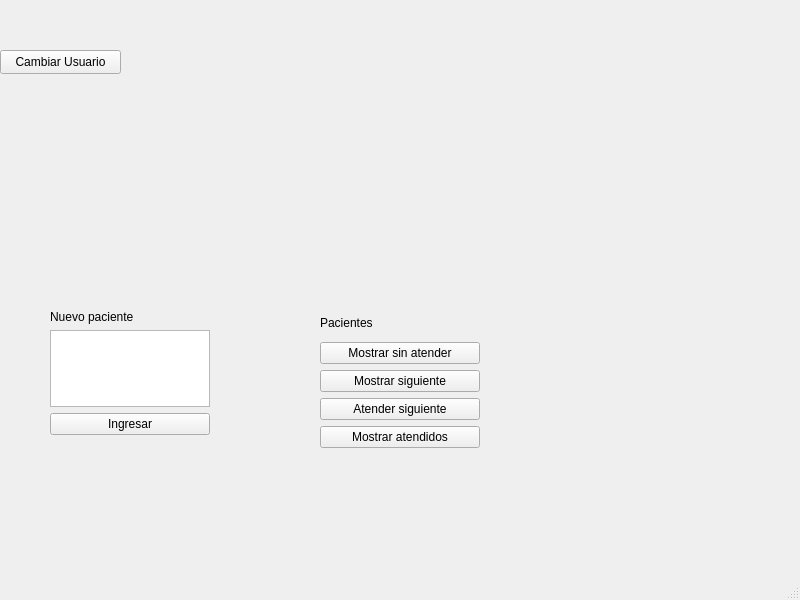
This is TP1/mainwindow.ui in Naza824/TP1 as Qt 5 draws it before an edit. The edited form follows.
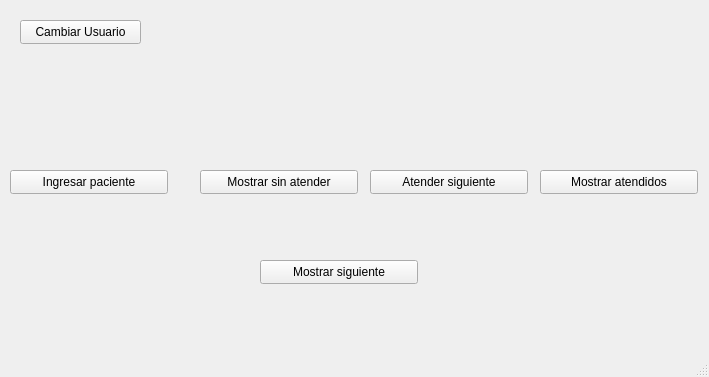
This is the edited form.

Patch:
```diff
--- a/TP1/mainwindow.ui
+++ b/TP1/mainwindow.ui
@@ -6,8 +6,8 @@
    <rect>
     <x>0</x>
     <y>0</y>
-    <width>800</width>
-    <height>600</height>
+    <width>709</width>
+    <height>377</height>
    </rect>
   </property>
   <property name="windowTitle">
@@ -17,8 +17,8 @@
    <widget class="QPushButton" name="CambiarUsuarioBtn">
     <property name="geometry">
      <rect>
-      <x>0</x>
-      <y>50</y>
+      <x>20</x>
+      <y>20</y>
       <width>121</width>
       <height>24</height>
      </rect>
@@ -27,81 +27,70 @@
      <string>Cambiar Usuario</string>
     </property>
    </widget>
-   <widget class="QWidget" name="gridLayoutWidget">
+   <widget class="QPushButton" name="CargaPaciente">
     <property name="geometry">
      <rect>
-      <x>50</x>
-      <y>310</y>
-      <width>160</width>
-      <height>125</height>
+      <x>10</x>
+      <y>170</y>
+      <width>158</width>
+      <height>24</height>
      </rect>
     </property>
-    <layout class="QGridLayout" name="gridLayout">
-     <item row="0" column="0">
-      <widget class="QLabel" name="label">
-       <property name="text">
-        <string>Nuevo paciente</string>
-       </property>
-      </widget>
-     </item>
-     <item row="2" column="0">
-      <widget class="QPushButton" name="CargaPaciente">
-       <property name="text">
-        <string>Ingresar</string>
-       </property>
-      </widget>
-     </item>
-     <item row="1" column="0">
-      <widget class="QTextEdit" name="textEdit"/>
-     </item>
-    </layout>
+    <property name="text">
+     <string>Ingresar paciente</string>
+    </property>
    </widget>
-   <widget class="QWidget" name="gridLayoutWidget_2">
+   <widget class="QPushButton" name="pushButton_4">
     <property name="geometry">
      <rect>
-      <x>320</x>
-      <y>310</y>
-      <width>160</width>
-      <height>138</height>
+      <x>200</x>
+      <y>170</y>
+      <width>158</width>
+      <height>24</height>
      </rect>
     </property>
-    <layout class="QGridLayout" name="gridLayout_2">
-     <item row="3" column="0">
-      <widget class="QPushButton" name="pushButton_7">
-       <property name="text">
-        <string>Atender siguiente</string>
-       </property>
-      </widget>
-     </item>
-     <item row="2" column="0">
-      <widget class="QPushButton" name="pushButton_6">
-       <property name="text">
-        <string>Mostrar siguiente</string>
-       </property>
-      </widget>
-     </item>
-     <item row="1" column="0">
-      <widget class="QPushButton" name="pushButton_4">
-       <property name="text">
-        <string>Mostrar sin atender</string>
-       </property>
-      </widget>
-     </item>
-     <item row="0" column="0">
-      <widget class="QLabel" name="label_5">
-       <property name="text">
-        <string>Pacientes</string>
-       </property>
-      </widget>
-     </item>
-     <item row="4" column="0">
-      <widget class="QPushButton" name="pushButton_8">
-       <property name="text">
-        <string>Mostrar atendidos</string>
-       </property>
-      </widget>
-     </item>
-    </layout>
+    <property name="text">
+     <string>Mostrar sin atender</string>
+    </property>
+   </widget>
+   <widget class="QPushButton" name="pushButton_6">
+    <property name="geometry">
+     <rect>
+      <x>260</x>
+      <y>260</y>
+      <width>158</width>
+      <height>24</height>
+     </rect>
+    </property>
+    <property name="text">
+     <string>Mostrar siguiente</string>
+    </property>
+   </widget>
+   <widget class="QPushButton" name="pushButton_7">
+    <property name="geometry">
+     <rect>
+      <x>370</x>
+      <y>170</y>
+      <width>158</width>
+      <height>24</height>
+     </rect>
+    </property>
+    <property name="text">
+     <string>Atender siguiente</string>
+    </property>
+   </widget>
+   <widget class="QPushButton" name="pushButton_8">
+    <property name="geometry">
+     <rect>
+      <x>540</x>
+      <y>170</y>
+      <width>158</width>
+      <height>24</height>
+     </rect>
+    </property>
+    <property name="text">
+     <string>Mostrar atendidos</string>
+    </property>
    </widget>
   </widget>
   <widget class="QMenuBar" name="menubar">
```
Left out of the diff: 4 changed lines with no effect on the pictures.
